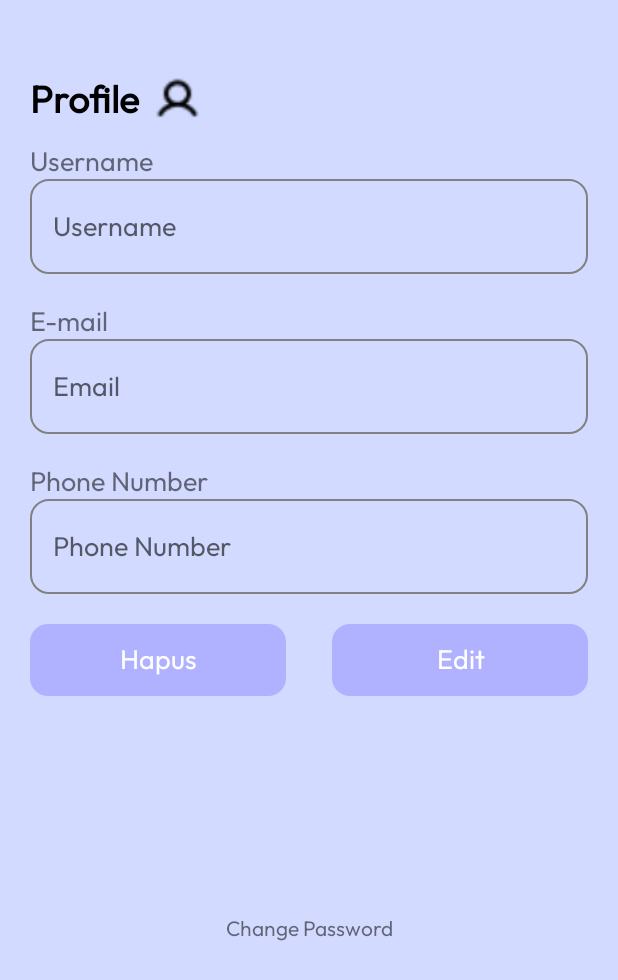
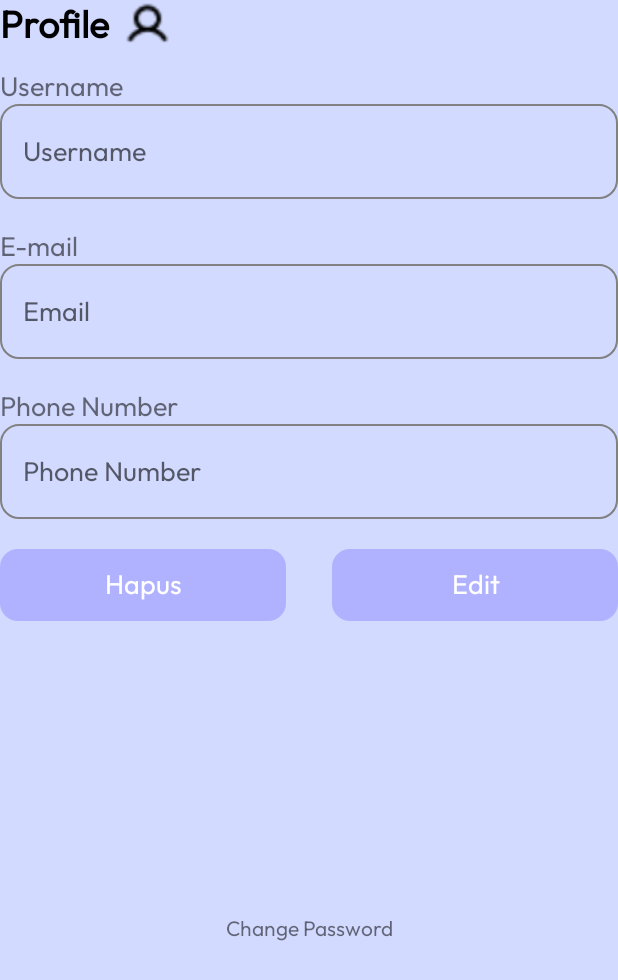
Before and after one commit to AgengCDB/Library, an Android app: the layout activity_profile_fragment.xml on its own in the app's theme, with its tools: preview values and no code run, on a phone screen of 412 x 824 dp. Shown: the top 980 px of the screen. Run offline under Robolectric (Android 15) with nearby library versions, the phone set to English and light mode, and no system bars; network calls fail.

Commit message:
change activity_profile_fragment.xml

```diff
--- a/app/src/main/res/layout/activity_profile_fragment.xml
+++ b/app/src/main/res/layout/activity_profile_fragment.xml
@@ -8,7 +8,6 @@
     android:background="@color/color_bg">
 
     <LinearLayout
-        style="@style/layout"
         android:layout_width="match_parent"
         android:layout_height="match_parent"
         android:orientation="vertical" >
```
